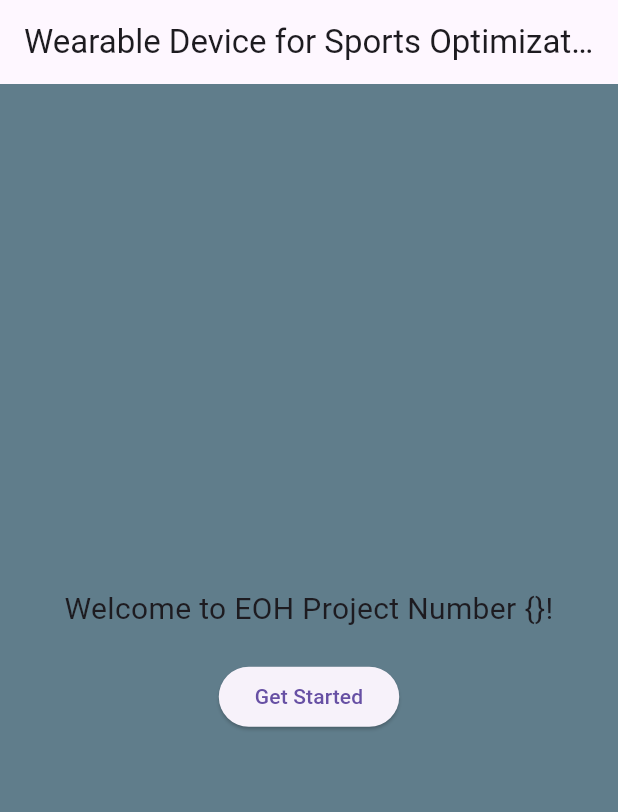
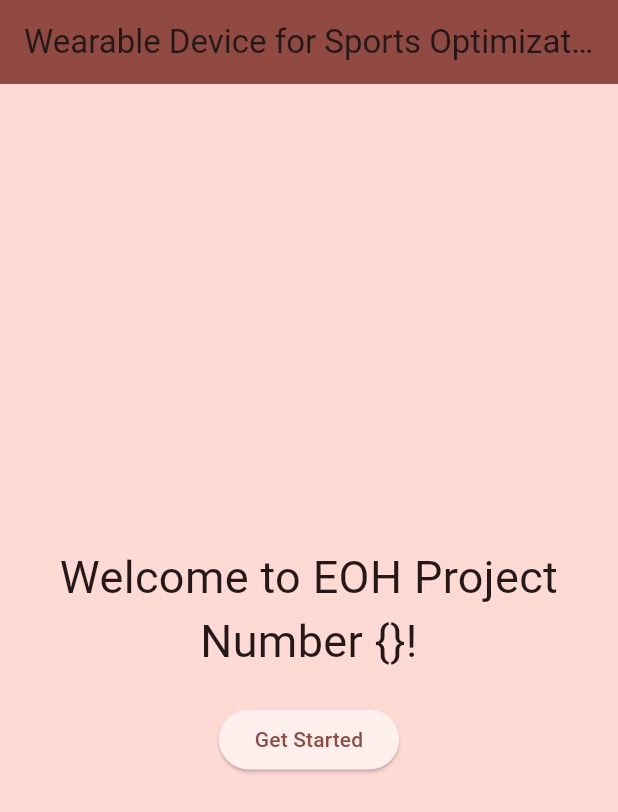
Before and after one commit to muvaro2/FormFit_old, a Flutter app: the screen it shows after launch, on a phone screen of 412 x 824 dp. Shown: the top 812 px of the screen. Run offline on Flutter 3.47's test engine with Material 3 defaults, Android fonts, the phone set to English and light mode, and no system bars.

Commit message:
added support for themes. change the theme on line 16

```diff
--- a/lib/main.dart
+++ b/lib/main.dart
@@ -9,7 +9,12 @@
 
   @override
   Widget build(BuildContext context) {
-    return const MaterialApp(
+    return MaterialApp(
+      title: 'Wearable Device App',
+      theme: ThemeData(
+        useMaterial3: true,
+        colorScheme: ColorScheme.fromSeed(seedColor: Colors.red) //**change this color to anything**
+      ),
       debugShowCheckedModeBanner: false,
       home: WearableDeviceHomepage(),
     );
@@ -22,10 +27,11 @@
   @override
   Widget build(BuildContext context) {
     return Scaffold(
-      backgroundColor: Colors.blueGrey,
+      backgroundColor: Theme.of(context).colorScheme.primaryContainer,
       appBar: AppBar(
         title: const Text('Wearable Device for Sports Optimization and Injury Prevention'),
         centerTitle: true,
+        backgroundColor: Theme.of(context).colorScheme.primary,
       ),
       body: Center(
         child: Column(
@@ -33,7 +39,7 @@
           children: [
             const Text(
               'Welcome to EOH Project Number {}!', // we can change what text is displayed here later
-              style: TextStyle(fontSize: 20),
+              style: TextStyle(fontSize: 30),
               textAlign: TextAlign.center,
             ),
             const SizedBox(height: 20), // Space between text and button
```
